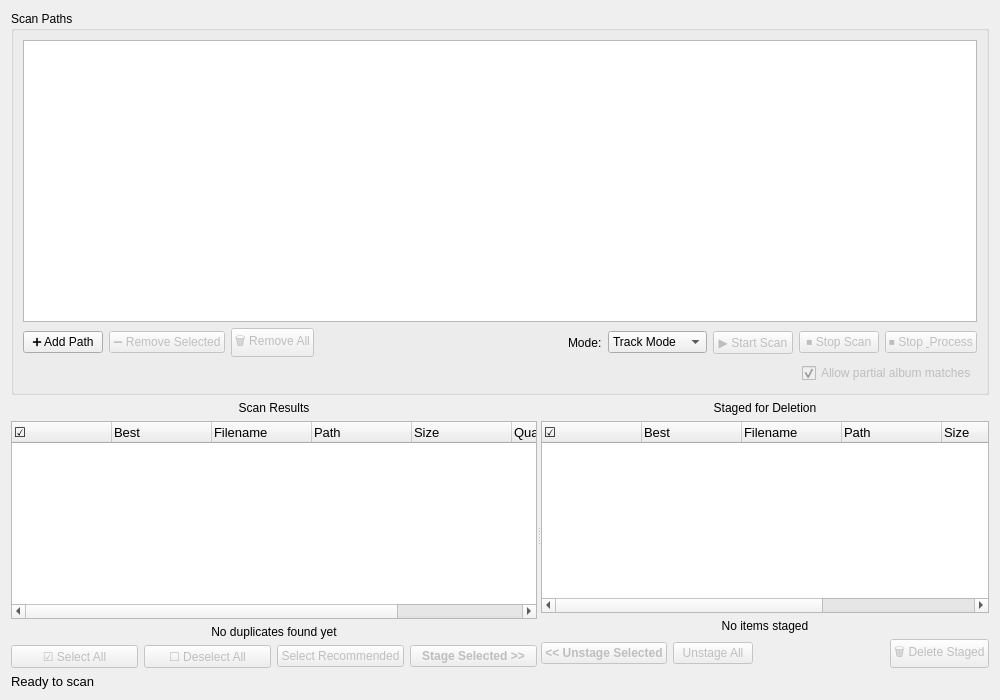
Qt form src/duperscooper_gui/ui/dual_pane_widget.ui (ohtostado/duperscooper) before a commit.
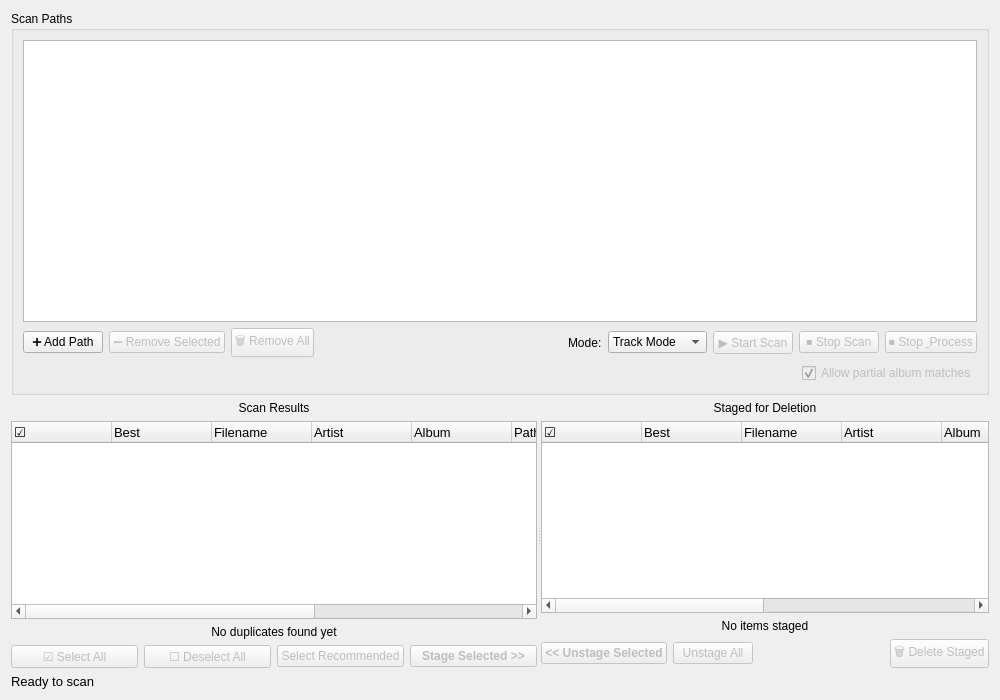
The same form after that commit.

Commit message:
feat: add Artist and Album columns to results and staging trees
- Replaced single Path column with Artist and Album columns
- New column layout (9 total):
  0: Checkbox, 1: Best, 2: Filename, 3: Artist, 4: Album,
  5: Path, 6: Size, 7: Quality, 8: Similarity
- Extract artist_name and album_name from item data
- Updated all column references throughout the code
- Tooltips, context menus, and staging all updated
- Better organization of metadata in the UI

The edit to the form file:
```diff
--- a/src/duperscooper_gui/ui/dual_pane_widget.ui
+++ b/src/duperscooper_gui/ui/dual_pane_widget.ui
@@ -251,6 +251,16 @@
            <string>Filename</string>
           </property>
          </column>
+         <column>
+          <property name="text">
+           <string>Artist</string>
+          </property>
+         </column>
+         <column>
+          <property name="text">
+           <string>Album</string>
+          </property>
+         </column>
          <column>
           <property name="text">
            <string>Path</string>
@@ -386,6 +396,16 @@
            <string>Filename</string>
           </property>
          </column>
+         <column>
+          <property name="text">
+           <string>Artist</string>
+          </property>
+         </column>
+         <column>
+          <property name="text">
+           <string>Album</string>
+          </property>
+         </column>
          <column>
           <property name="text">
            <string>Path</string>
```
The commit also changes 1 other file.
